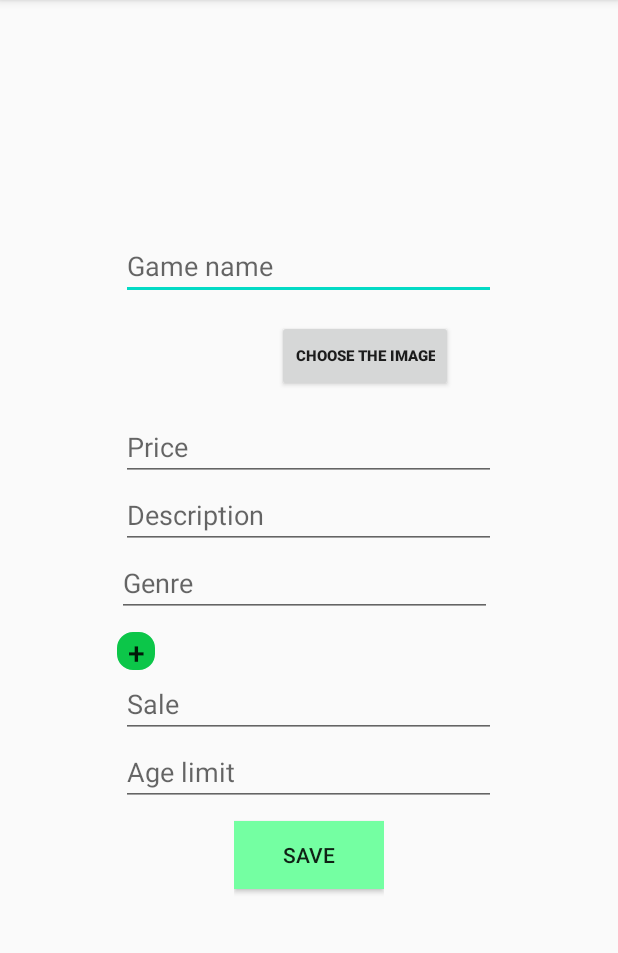
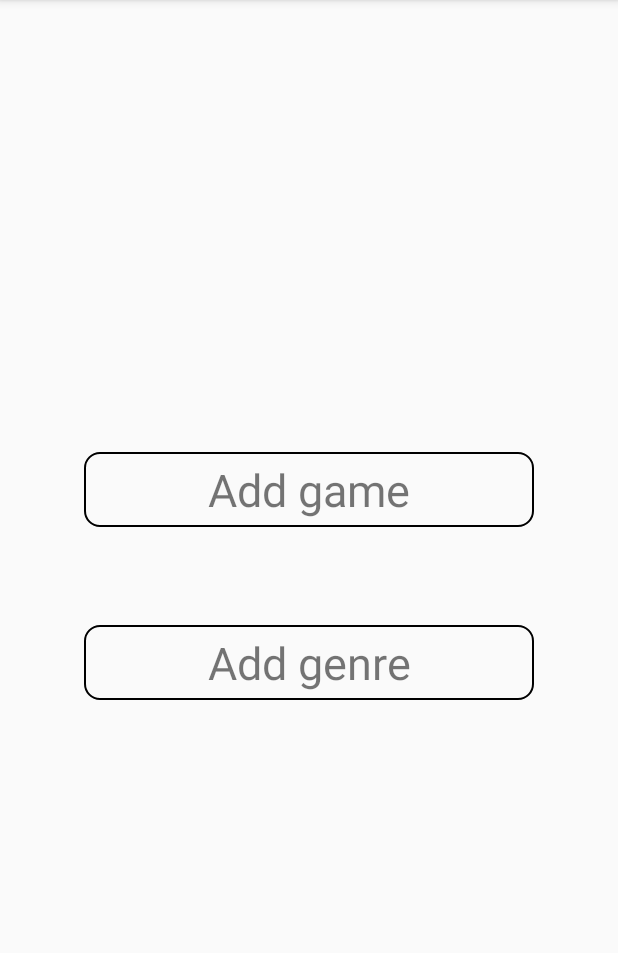
Before and after one commit to chummy-ch/GameShop, an Android app: the ShopActivity screen opened directly, with no data from a screen before it, after a tap on an icon or button, on a phone screen of 412 x 824 dp, the part 84-1037 px from its top. Run offline under Robolectric (Android 15) with nearby library versions, the phone set to English and light mode, and no system bars.

Commit message:
adding update
adding activity to select db
genre adding activity

```diff
--- a/app/src/main/AndroidManifest.xml
+++ b/app/src/main/AndroidManifest.xml
@@ -14,7 +14,9 @@
         android:roundIcon="@mipmap/ic_launcher_round"
         android:supportsRtl="true"
         android:theme="@style/AppTheme">
-        <activity android:name=".UsersListActivity"></activity>
+        <activity android:name=".GenreActivity"></activity>
+        <activity android:name=".PickAddingActivity" />
+        <activity android:name=".UsersListActivity" />
         <activity android:name=".UserDBHelperActivity" />
         <activity android:name=".GameActivity" />
         <activity android:name=".GamesDBHelperActivity" />
--- /dev/null
+++ b/app/src/main/java/com/example/gameshop/PickAddingActivity.java
@@ -0,0 +1,37 @@
+package com.example.gameshop;
+
+import androidx.appcompat.app.AppCompatActivity;
+
+import android.app.Activity;
+import android.content.Context;
+import android.content.Intent;
+import android.os.Bundle;
+import android.view.View;
+
+import java.lang.reflect.Array;
+import java.util.ArrayList;
+import java.util.zip.CheckedOutputStream;
+
+public class PickAddingActivity extends AppCompatActivity {
+    private Context context;
+
+    @Override
+    protected void onCreate(Bundle savedInstanceState) {
+        super.onCreate(savedInstanceState);
+        setContentView(R.layout.activity_pick_adding);
+        context = this;
+
+    }
+
+    public void AddGame(View view){
+        Intent intent = new Intent(context, GamesDBHelperActivity.class);
+        startActivity(intent);
+        finish();
+    }
+
+    public void AddGenre(View view){
+        Intent intent = new Intent(context, GenreActivity.class);
+        startActivity(intent);
+        finish();
+    }
+}
--- a/app/src/main/java/com/example/gameshop/ShopActivity.java
+++ b/app/src/main/java/com/example/gameshop/ShopActivity.java
@@ -42,7 +42,7 @@ public class ShopActivity extends AppCompatActivity {
         addButton.setOnClickListener(new View.OnClickListener() {
             @Override
             public void onClick(View view) {
-                Intent intent = new Intent(context, GamesDBHelperActivity.class);
+                Intent intent = new Intent(context, PickAddingActivity.class);
                 startActivity(intent);
             }
         });
--- a/app/src/main/res/layout/activity_add_game.xml
+++ b/app/src/main/res/layout/activity_add_game.xml
@@ -77,6 +77,7 @@
                     android:onClick="AddGenET"
                     android:layout_height="25dp"
                     android:layout_marginTop="10dp"
+                    android:layout_gravity="center"
                     android:text="+"
                     android:textSize="20sp"
                     android:background="@drawable/round_view"
--- /dev/null
+++ b/app/src/main/res/layout/activity_pick_adding.xml
@@ -0,0 +1,28 @@
+<?xml version="1.0" encoding="utf-8"?>
+<LinearLayout
+    xmlns:android="http://schemas.android.com/apk/res/android" android:layout_width="match_parent"
+    android:layout_height="match_parent"
+    android:gravity="center"
+    android:orientation="vertical">
+
+    <TextView
+        android:id="@+id/genresPick"
+        android:layout_width="300dp"
+        android:text="Add game"
+        android:textSize="30sp"
+        android:onClick="AddGame"
+        android:gravity="center"
+        android:background="@drawable/round_view"
+        android:layout_height="50dp"/>
+
+    <TextView
+        android:id="@+id/gamesPick"
+        android:text="Add genre"
+        android:textSize="30sp"
+        android:onClick="AddGenre"
+        android:gravity="center"
+        android:layout_width="300dp"
+        android:background="@drawable/round_view"
+        android:layout_marginTop="65dp"
+        android:layout_height="50dp"/>
+</LinearLayout>
```
Also changed, not shown: app/src/main/java/com/example/gameshop/GenreActivity.java (added, +27 -0 lines), app/src/main/res/layout/activity_genre.xml (added, +24 -0 lines).
